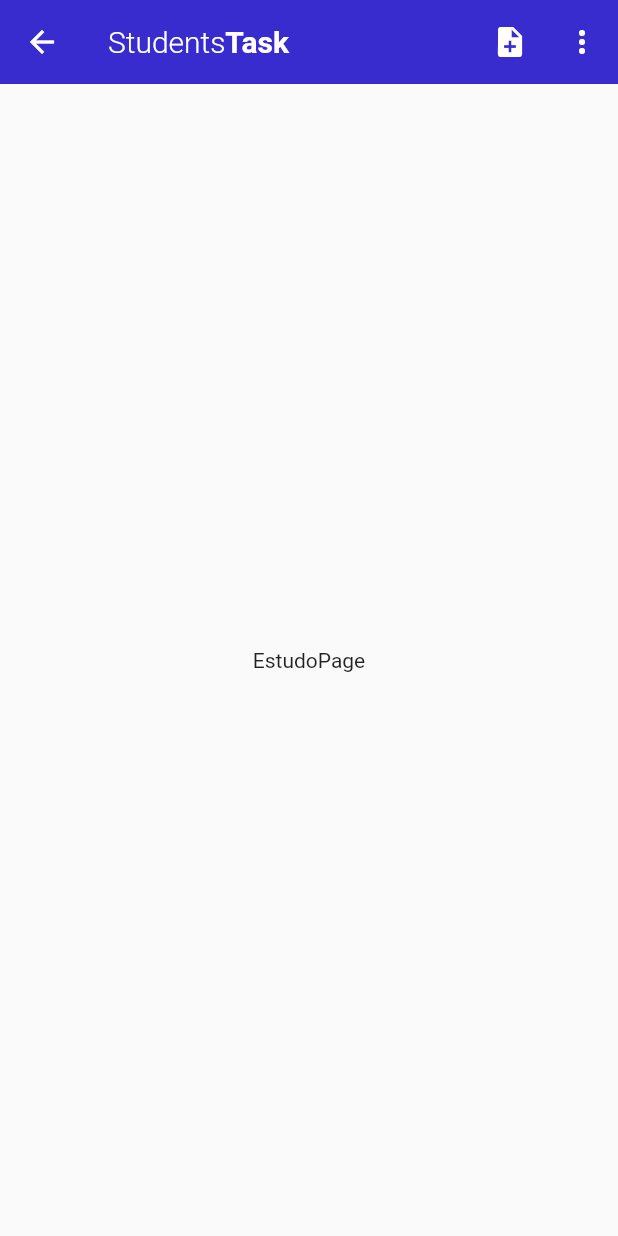
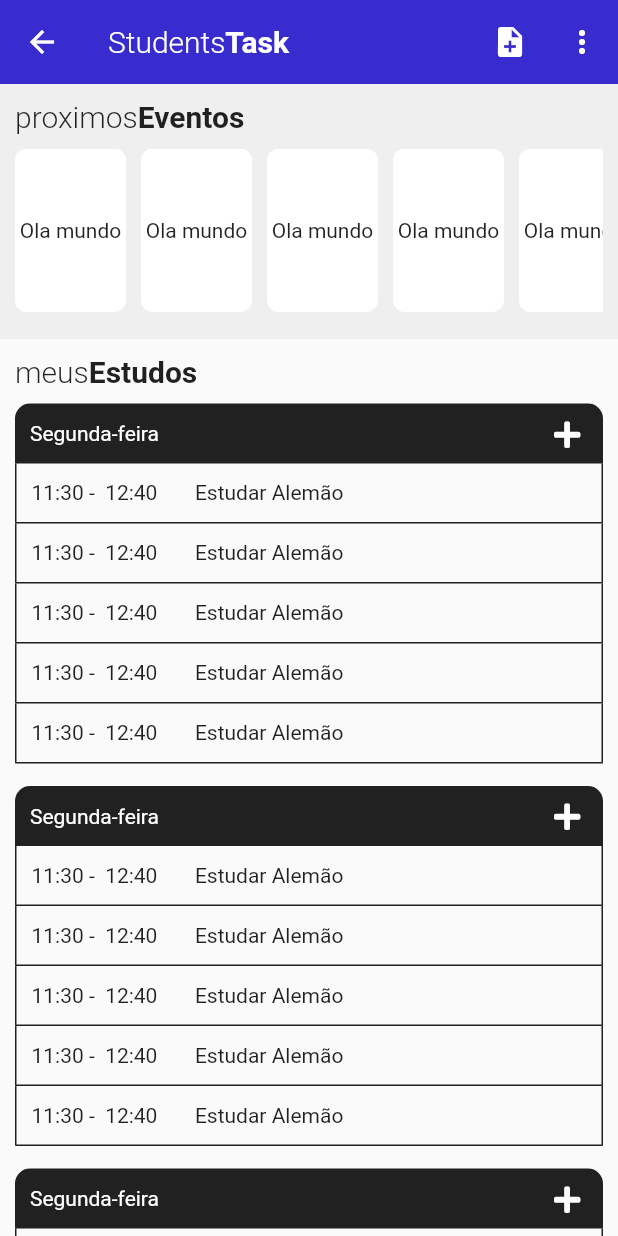
Before and after one commit to simaopedros/Student-Tasks, a Flutter app: the EstudoPage screen opened by its route, on a phone screen of 412 x 824 dp. Run offline on Flutter 3.47's test engine with Material 2 defaults, Android fonts, the phone set to English and light mode, and no system bars; our stand-ins replace font_awesome_flutter, google_fonts.

Commit message:
Finalizada Pagina Estudos

```diff
--- a/lib/src/pages/estudo_page.dart
+++ b/lib/src/pages/estudo_page.dart
@@ -1,4 +1,7 @@
 import 'package:appuniversitario/src/widget/appbar_widget.dart';
+import 'package:appuniversitario/src/widget/cardstory_widget.dart';
+import 'package:appuniversitario/src/widget/itemestudo_widget.dart';
+import 'package:appuniversitario/src/widget/titulo_widget.dart';
 import 'package:flutter/material.dart';
 
 class EstudoPage extends StatelessWidget {
@@ -8,9 +11,23 @@ class EstudoPage extends StatelessWidget {
   Widget build(BuildContext context) {
     return Scaffold(
       appBar: appBarPadrao(),
-      body: Container(
-        child: Center(child: Text("EstudoPage")),
-      ),
+      body: SafeArea(child: SingleChildScrollView(
+        child: Container(
+          child: Column(
+            children: <Widget>[
+              CardStory(),
+              Container(padding: EdgeInsets.all(10.0), child: Titulo("meus", "Estudos")),
+              ItemEstudo(),
+              ItemEstudo(),
+              ItemEstudo(),
+              ItemEstudo(),
+              ItemEstudo(),
+              ItemEstudo(),
+              ItemEstudo(),
+            ],
+          ),
+        ),
+      ))
     );
   }
 }
--- a/lib/src/pages/grade_page.dart
+++ b/lib/src/pages/grade_page.dart
@@ -26,9 +26,8 @@ class _GradePageState extends State<GradePage> {
               padding: EdgeInsets.all(10.0),
               child: Row(
                 children: <Widget>[
-                  Expanded(child: Titulo("minhas", "Materias")),
-                  Expanded(child: Container()),
-                  IconButton(icon: Icon(FontAwesomeIcons.plus, size: 20.0,), onPressed: null)
+                  Expanded(child: Titulo("minha", "Grade")),
+
                 ],
               )),
           Container(margin: EdgeInsets.symmetric(horizontal: 5.0), child: ItemGrade(Color.fromRGBO(57, 44, 206, 1.0))),
--- /dev/null
+++ b/lib/src/widget/itemestudo_widget.dart
@@ -0,0 +1,57 @@
+import 'package:flutter/material.dart';
+import 'package:font_awesome_flutter/font_awesome_flutter.dart';
+
+class ItemEstudo extends StatelessWidget {
+  @override
+  Widget build(BuildContext context) {
+    return Container(
+      margin: EdgeInsets.only(bottom: 15.0),
+      child: Column(
+        children: <Widget>[
+          Container(
+            margin: EdgeInsets.symmetric(horizontal: 10.0),
+            height: 40.0,
+            width: double.infinity,
+            decoration: BoxDecoration(
+              borderRadius: BorderRadius.only(topLeft: Radius.circular(10.0), topRight: Radius.circular(10.0)),
+              color: Colors.black87
+
+            ),
+            child: Row(
+              children: <Widget>[
+                Container(padding: EdgeInsetsDirectional.only(start: 10.0), child: Text("Segunda-feira", style: TextStyle(color: Colors.white),)),
+                Expanded(child: Container()),
+                IconButton(icon: Icon(FontAwesomeIcons.plus, size: 20.0, color: Colors.white,), onPressed: null)
+              ],
+            ),
+
+          ),
+          _item(),
+          _item(),
+          _item(),
+          _item(),
+          _item(),
+        ],
+      ),
+    );
+  }
+
+  Widget _item(){
+    return Container(
+      height: 40.0,
+      margin: EdgeInsets.symmetric(horizontal: 10.0),
+      decoration: BoxDecoration(
+        border: Border(left: BorderSide(color: Colors.black87), right: BorderSide(color: Colors.black87), bottom: BorderSide(color: Colors.black87))
+      ),
+      child: Row(
+        children: <Widget>[
+          SizedBox(width: 10.0,),
+          Text("11:30 -  12:40"),
+          SizedBox(width: 25.0,),
+          Text("Estudar Alemão"),
+
+        ],
+      ),
+    );
+  }
+}
```
